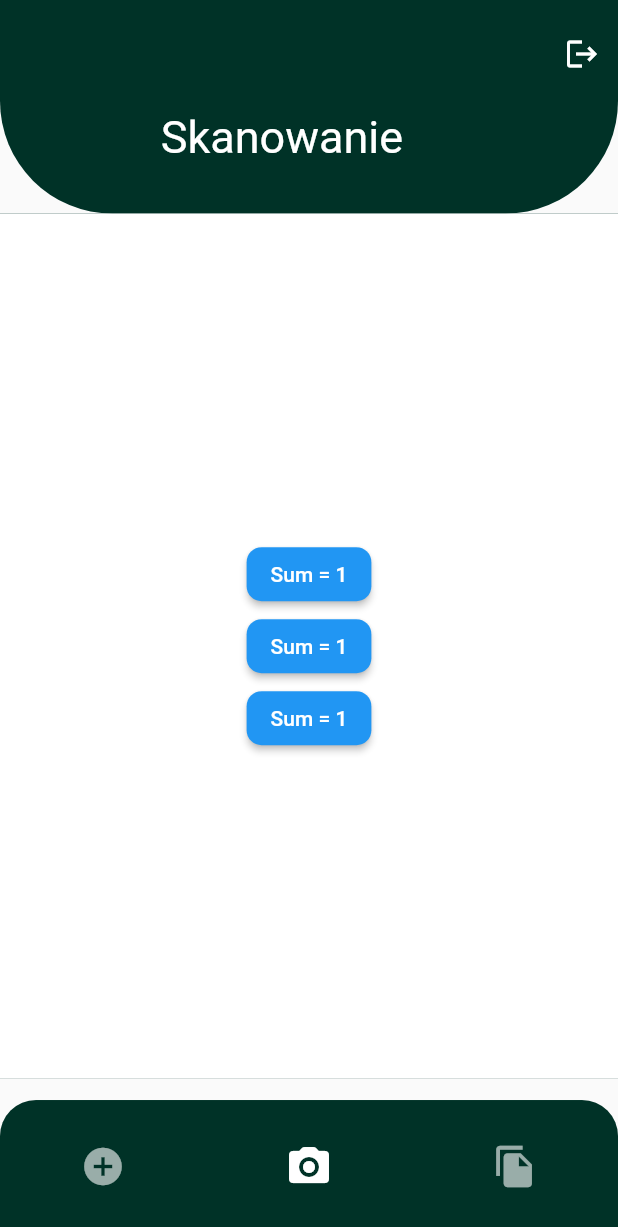
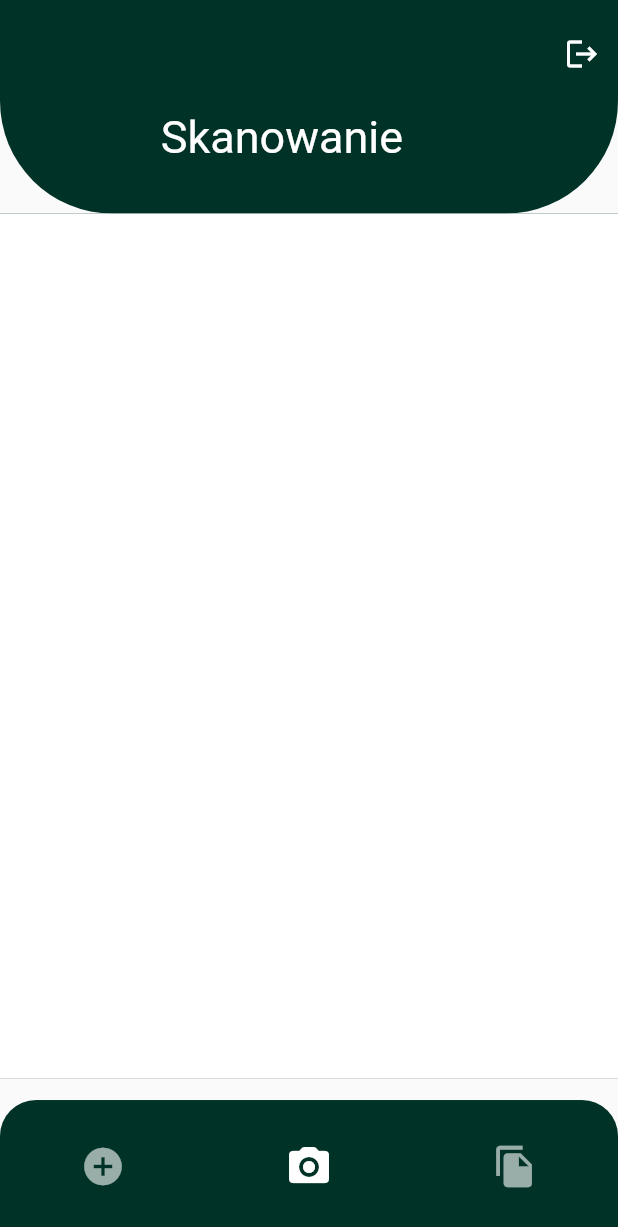
Before and after one commit to Lokinado/flutter_inventory_app, a Flutter app: the screen it shows once a user with an empty profile is signed in, on a phone screen of 412 x 824 dp. Shown: the top 1227 px of the screen. Run offline on Flutter 3.47's test engine with Material 2 defaults, Android fonts, the phone set to English and light mode, and no system bars; our stand-ins replace camera, firebase_auth, firebase_core; accounts and stored records are empty; Roboto replaces fonts that are missing (Montserrat).

Commit message:
Dodanie layoutu na guziki

```diff
--- a/lib/pages/scanner/pick_place_page.dart
+++ b/lib/pages/scanner/pick_place_page.dart
@@ -76,25 +76,23 @@ class _PickPlaceContentState extends State<PickPlaceContent>
 
             // Główna zawartość naszej strony
             child: Column(
-            mainAxisAlignment: MainAxisAlignment.center,
-            children: <Widget>[
-              PlaceButton(
-                onTap: () {},
-                locationHorizontally: 0.0,
-                locationVertically: 0.0,
+              children: [
+                // Kontener do trzymania zakładek z wybieranim
+                Container(
+                  child: Column(
+                    // Budynek, piętro, pomieszczenie
+                    children: [],
                   ),
-              PlaceButton(
-                onTap: () {},
-                locationHorizontally: 0.0,
-                locationVertically: 0.0,
                 ),
-              PlaceButton(
-                onTap: () {},
-                locationHorizontally: 0.0,
-                locationVertically: 0.0,
+
+                // Kontener do trzymania przycisków dolnych
+                Container(
+                  child: Row(
+                    // Rozpocznij, zakończ raport
+                    children: [],
+                  ),
                 )
               ],
-          ),
-        ));
+            )));
   }
 }
```
Lines whose indentation alone changed are shown as unchanged.
